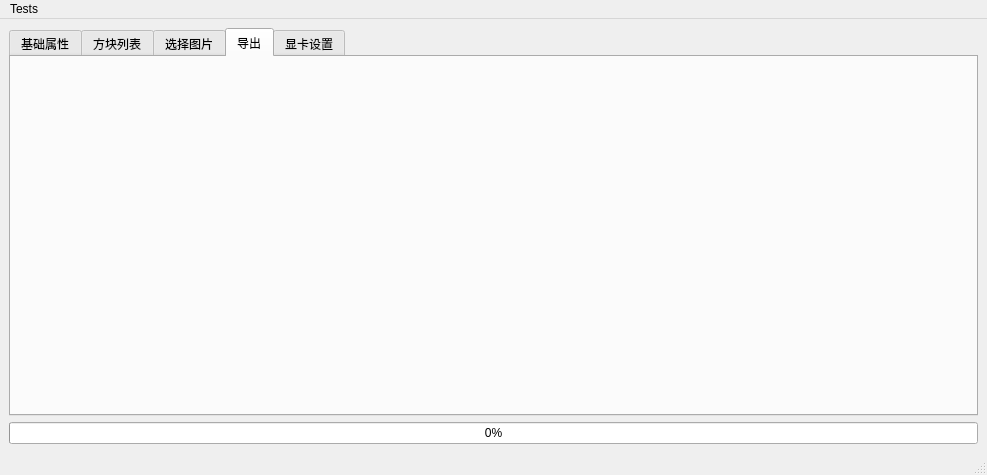
SlopeCraft/SlopeCraft, file VisualCraft/VCWind.ui: the form before one commit.
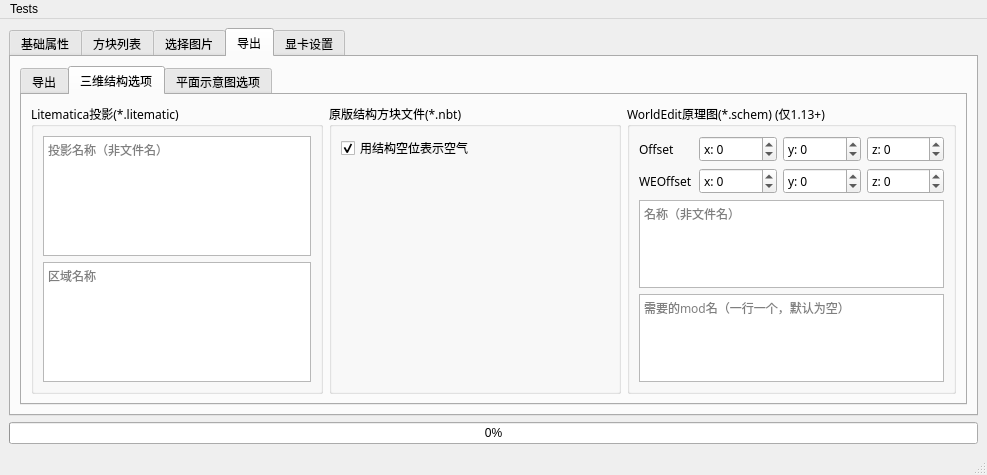
The form after the commit. The open tabs and pages were chosen to show the change.

Commit message: design ui for page 3

Patch:
```diff
--- a/VisualCraft/VCWind.ui
+++ b/VisualCraft/VCWind.ui
@@ -587,7 +587,289 @@
          <attribute name="title">
           <string>导出</string>
          </attribute>
-         <layout class="QGridLayout" name="gridLayout_7"/>
+         <layout class="QGridLayout" name="gridLayout_7">
+          <item row="0" column="0">
+           <widget class="QTabWidget" name="tabWidget_2">
+            <property name="currentIndex">
+             <number>0</number>
+            </property>
+            <widget class="QWidget" name="tab">
+             <attribute name="title">
+              <string>导出</string>
+             </attribute>
+             <layout class="QGridLayout" name="gridLayout_17">
+              <item row="1" column="1">
+               <widget class="QPushButton" name="pushButton">
+                <property name="text">
+                 <string>开始执行</string>
+                </property>
+               </widget>
+              </item>
+              <item row="1" column="0">
+               <spacer name="horizontalSpacer">
+                <property name="orientation">
+                 <enum>Qt::Horizontal</enum>
+                </property>
+                <property name="sizeHint" stdset="0">
+                 <size>
+                  <width>40</width>
+                  <height>20</height>
+                 </size>
+                </property>
+               </spacer>
+              </item>
+              <item row="0" column="0" colspan="2">
+               <widget class="QTableWidget" name="tw_build">
+                <property name="alternatingRowColors">
+                 <bool>true</bool>
+                </property>
+                <property name="columnCount">
+                 <number>8</number>
+                </property>
+                <attribute name="horizontalHeaderCascadingSectionResizes">
+                 <bool>false</bool>
+                </attribute>
+                <column>
+                 <property name="text">
+                  <string>图像</string>
+                 </property>
+                </column>
+                <column>
+                 <property name="text">
+                  <string>大小</string>
+                 </property>
+                </column>
+                <column>
+                 <property name="text">
+                  <string>生成litematica</string>
+                 </property>
+                </column>
+                <column>
+                 <property name="text">
+                  <string>生成结构方块文件</string>
+                 </property>
+                </column>
+                <column>
+                 <property name="text">
+                  <string>生成WE原理图</string>
+                 </property>
+                </column>
+                <column>
+                 <property name="text">
+                  <string>生成转化后图像</string>
+                 </property>
+                </column>
+                <column>
+                 <property name="text">
+                  <string>生成平面示意图</string>
+                 </property>
+                </column>
+                <column>
+                 <property name="text">
+                  <string>进度</string>
+                 </property>
+                </column>
+               </widget>
+              </item>
+             </layout>
+            </widget>
+            <widget class="QWidget" name="tab_2">
+             <attribute name="title">
+              <string>三维结构选项</string>
+             </attribute>
+             <layout class="QGridLayout" name="gridLayout_18">
+              <item row="0" column="1">
+               <widget class="QGroupBox" name="groupBox_11">
+                <property name="title">
+                 <string>原版结构方块文件(*.nbt)</string>
+                </property>
+                <layout class="QGridLayout" name="gridLayout_20">
+                 <item row="0" column="0">
+                  <widget class="QCheckBox" name="cb_structure_is_air_void">
+                   <property name="text">
+                    <string>用结构空位表示空气</string>
+                   </property>
+                   <property name="checked">
+                    <bool>true</bool>
+                   </property>
+                  </widget>
+                 </item>
+                 <item row="1" column="0">
+                  <spacer name="verticalSpacer_6">
+                   <property name="orientation">
+                    <enum>Qt::Vertical</enum>
+                   </property>
+                   <property name="sizeHint" stdset="0">
+                    <size>
+                     <width>20</width>
+                     <height>40</height>
+                    </size>
+                   </property>
+                  </spacer>
+                 </item>
+                </layout>
+               </widget>
+              </item>
+              <item row="0" column="0">
+               <widget class="QGroupBox" name="groupBox_10">
+                <property name="title">
+                 <string>Litematica投影(*.litematic)</string>
+                </property>
+                <layout class="QGridLayout" name="gridLayout_19">
+                 <item row="1" column="0">
+                  <widget class="QPlainTextEdit" name="plainTextEdit_2">
+                   <property name="sizePolicy">
+                    <sizepolicy hsizetype="Preferred" vsizetype="Preferred">
+                     <horstretch>0</horstretch>
+                     <verstretch>0</verstretch>
+                    </sizepolicy>
+                   </property>
+                   <property name="placeholderText">
+                    <string>区域名称</string>
+                   </property>
+                  </widget>
+                 </item>
+                 <item row="0" column="0">
+                  <widget class="QPlainTextEdit" name="plainTextEdit">
+                   <property name="sizePolicy">
+                    <sizepolicy hsizetype="Preferred" vsizetype="Preferred">
+                     <horstretch>0</horstretch>
+                     <verstretch>0</verstretch>
+                    </sizepolicy>
+                   </property>
+                   <property name="placeholderText">
+                    <string>投影名称（非文件名）</string>
+                   </property>
+                  </widget>
+                 </item>
+                </layout>
+               </widget>
+              </item>
+              <item row="0" column="2">
+               <widget class="QGroupBox" name="groupBox_12">
+                <property name="title">
+                 <string>WorldEdit原理图(*.schem) (仅1.13+)</string>
+                </property>
+                <layout class="QGridLayout" name="gridLayout_21">
+                 <item row="1" column="3">
+                  <widget class="QSpinBox" name="sb_weoffset_z">
+                   <property name="prefix">
+                    <string notr="true">z: </string>
+                   </property>
+                   <property name="minimum">
+                    <number>-32767</number>
+                   </property>
+                   <property name="maximum">
+                    <number>32767</number>
+                   </property>
+                  </widget>
+                 </item>
+                 <item row="2" column="0" colspan="4">
+                  <widget class="QPlainTextEdit" name="plainTextEdit_3">
+                   <property name="placeholderText">
+                    <string>名称（非文件名）</string>
+                   </property>
+                  </widget>
+                 </item>
+                 <item row="1" column="2">
+                  <widget class="QSpinBox" name="sb_weoffset_y">
+                   <property name="prefix">
+                    <string notr="true">y: </string>
+                   </property>
+                   <property name="minimum">
+                    <number>-32767</number>
+                   </property>
+                   <property name="maximum">
+                    <number>32767</number>
+                   </property>
+                  </widget>
+                 </item>
+                 <item row="0" column="3">
+                  <widget class="QSpinBox" name="sb_offset_z">
+                   <property name="prefix">
+                    <string notr="true">z: </string>
+                   </property>
+                   <property name="minimum">
+                    <number>-32767</number>
+                   </property>
+                   <property name="maximum">
+                    <number>32767</number>
+                   </property>
+                  </widget>
+                 </item>
+                 <item row="1" column="1">
+                  <widget class="QSpinBox" name="sb_weoffset_x">
+                   <property name="prefix">
+                    <string notr="true">x: </string>
+                   </property>
+                   <property name="minimum">
+                    <number>-32767</number>
+                   </property>
+                   <property name="maximum">
+                    <number>32767</number>
+                   </property>
+                  </widget>
+                 </item>
+                 <item row="0" column="0">
+                  <widget class="QLabel" name="label">
+                   <property name="text">
+                    <string>Offset</string>
+                   </property>
+                  </widget>
+                 </item>
+                 <item row="1" column="0">
+                  <widget class="QLabel" name="label_2">
+                   <property name="text">
+                    <string>WEOffset</string>
+                   </property>
+                  </widget>
+                 </item>
+                 <item row="0" column="1">
+                  <widget class="QSpinBox" name="sb_offset_x">
+                   <property name="prefix">
+                    <string notr="true">x: </string>
+                   </property>
+                   <property name="minimum">
+                    <number>-32767</number>
+                   </property>
+                   <property name="maximum">
+                    <number>32767</number>
+                   </property>
+                  </widget>
+                 </item>
+                 <item row="0" column="2">
+                  <widget class="QSpinBox" name="sb_offset_y">
+                   <property name="prefix">
+                    <string notr="true">y: </string>
+                   </property>
+                   <property name="minimum">
+                    <number>-32767</number>
+                   </property>
+                   <property name="maximum">
+                    <number>32767</number>
+                   </property>
+                  </widget>
+                 </item>
+                 <item row="3" column="0" colspan="4">
+                  <widget class="QPlainTextEdit" name="plainTextEdit_4">
+                   <property name="placeholderText">
+                    <string>需要的mod名（一行一个，默认为空）</string>
+                   </property>
+                  </widget>
+                 </item>
+                </layout>
+               </widget>
+              </item>
+             </layout>
+            </widget>
+            <widget class="QWidget" name="tab_3">
+             <attribute name="title">
+              <string>平面示意图选项</string>
+             </attribute>
+            </widget>
+           </widget>
+          </item>
+         </layout>
         </widget>
         <widget class="QWidget" name="tab_gpu">
          <attribute name="title">
```
Left out of the diff: 9 changed lines with no effect on the pictures.
